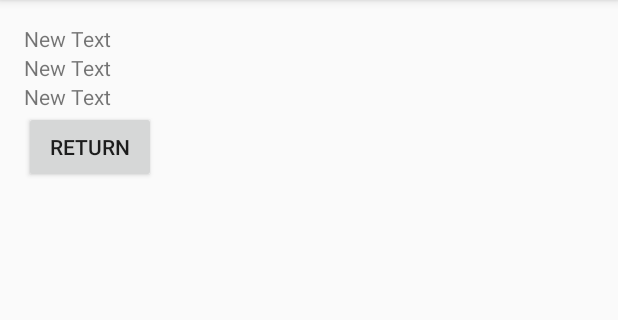
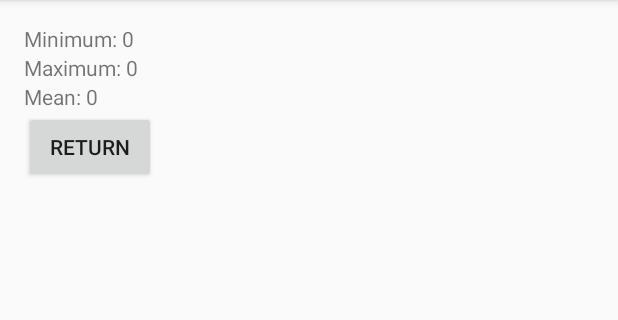
Before and after one commit to pwlandoll/cs445, an Android app: the screen it shows after launch (TextDisplayActivity), after a tap on "TEXT DISPLAY OF NUMBERS", on a phone screen of 412 x 824 dp, the part 84-404 px from its top. Run offline under Robolectric (Android 15) with nearby library versions, the phone set to English and light mode, and no system bars; 1 other tap on this screen came first.

Commit message:
Updating (not finishing...) homework6

```diff
--- a/Homework6/app/src/main/java/edu/jcu/plandoll16/homework6/MainActivity.java
+++ b/Homework6/app/src/main/java/edu/jcu/plandoll16/homework6/MainActivity.java
@@ -10,6 +10,7 @@ import android.widget.AdapterView;
 import android.widget.ArrayAdapter;
 import android.widget.EditText;
 import android.widget.ListView;
+import android.widget.Toast;
 
 import java.util.ArrayList;
 import java.util.Random;
@@ -18,7 +19,7 @@ public class MainActivity extends AppCompatActivity {
     private ArrayAdapter<Integer> listAdapter;
     private ArrayList<Integer> numberArrayList;
     private EditText minEditText, maxEditText;
-    private Integer min, max, minAllowed, maxAllowed, minText, maxText;
+    private Integer min, max, minAllowed, maxAllowed, minText, maxText, listMin, listMax, listMean;
     private ListView numberListView;
 
     @Override
@@ -33,6 +34,11 @@ public class MainActivity extends AppCompatActivity {
         // Hard-code min/max permitted values
         minAllowed = 50;
         maxAllowed = 450;
+
+        // Set defaults for values passed to other activities
+        listMin = 0;
+        listMax = 0;
+        listMean = 0;
 
         // Set default text values to min/max allowed
         minEditText.setText(minAllowed.toString());
@@ -49,10 +55,37 @@ public class MainActivity extends AppCompatActivity {
         maxEditText.addTextChangedListener(editTextWatcher);
     }
 
+    protected void onActivityResult(int requestCode, int resultCode, Intent intent) {
+        if (requestCode == 100 && resultCode == RESULT_OK) {
+            // TextDisplay
+            Integer selected = intent.getIntExtra("edu.jcu.plandoll16.Homework6.selected", -1);
+            Toast.makeText(this, selected.toString(), Toast.LENGTH_LONG).show();
+        } else if (requestCode == 101 && resultCode == RESULT_OK) {
+            // GraphicalDisplay
+        }
+    }
+
     public void textDisplayButtonClick(View view) {
         Intent textDisplayIntent = new Intent(view.getContext(), TextDisplayActivity.class);
-        textDisplayIntent.putExtra("edu.jcu.plandoll16.SizeArray.option", numberArrayList);
+        textDisplayIntent.putIntegerArrayListExtra("edu.jcu.plandoll16.Homework6.numberArrayList", numberArrayList);
+        textDisplayIntent.putExtra("edu.jcu.plandoll16.Homework6.listMean", listMean);
+        textDisplayIntent.putExtra("edu.jcu.plandoll16.Homework6.listMax", listMax);
+        textDisplayIntent.putExtra("edu.jcu.plandoll16.Homework6.listMin", listMin);
         startActivityForResult(textDisplayIntent, 100);
+    }
+
+    private void calculateValues() {
+        int sum = 0;
+        int n = 0;
+        listMax = numberArrayList.get(0);
+        listMin = numberArrayList.get(0);
+        for (int i = 0; i < 6; i++) {
+            n = numberArrayList.get(0);
+            listMax = Math.max(listMax, n);
+            listMin = Math.min(listMin, n);
+            sum += n;
+        }
+        listMean = sum / 6;
     }
 
     public void generateNumbers(View view) {
--- a/Homework6/app/src/main/java/edu/jcu/plandoll16/homework6/TextDisplayActivity.java
+++ b/Homework6/app/src/main/java/edu/jcu/plandoll16/homework6/TextDisplayActivity.java
@@ -3,10 +3,16 @@ package edu.jcu.plandoll16.homework6;
 import android.content.Intent;
 import android.support.v7.app.AppCompatActivity;
 import android.os.Bundle;
+import android.view.View;
+import android.widget.TextView;
+import android.widget.Toast;
 
 import java.util.ArrayList;
 
 public class TextDisplayActivity extends AppCompatActivity {
+    private ArrayList<Integer> numberArrayList;
+    private Integer listMin, listMax, listMean;
+    private TextView minTextView, maxTextView, meanTextView;
 
     @Override
     protected void onCreate(Bundle savedInstanceState) {
@@ -15,6 +21,23 @@ public class TextDisplayActivity extends AppCompatActivity {
 
         Intent thisIntent = this.getIntent();
         Bundle thisBundle = thisIntent.getExtras();
-        ArrayList<Integer> numbersArrayList = thisBundle.getIntegerArrayList("edu.jcu.plandoll16.SizeArray.option");
+        numberArrayList = thisBundle.getIntegerArrayList("edu.jcu.plandoll16.Homework6.numberArrayList");
+        listMean = thisBundle.getInt("edu.jcu.plandoll16.Homework6.listMean");
+        listMax = thisBundle.getInt("edu.jcu.plandoll16.Homework6.listMax");
+        listMin = thisBundle.getInt("edu.jcu.plandoll16.Homework6.listMin");
+
+        minTextView = (TextView)findViewById(R.id.minTextView);
+        maxTextView = (TextView)findViewById(R.id.maxTextView);
+        meanTextView = (TextView)findViewById(R.id.meanTextView);
+
+        minTextView.setText(getResources().getString(R.string.minimum) + ": " + listMin.toString());
+        maxTextView.setText(getResources().getString(R.string.maximum) + ": " + listMax.toString());
+        meanTextView.setText(getResources().getString(R.string.mean) + ": " + listMean.toString());
+    }
+
+    public void returnButtonOnClick(View view) {
+        this.getIntent().putExtra("edu.jcu.plandoll16.Homework6.selected", -2);
+        setResult(RESULT_OK, this.getIntent());
+        finish();
     }
 }
--- a/Homework6/app/src/main/res/layout/activity_text_display.xml
+++ b/Homework6/app/src/main/res/layout/activity_text_display.xml
@@ -12,25 +12,25 @@
     <TextView
         android:layout_width="wrap_content"
         android:layout_height="wrap_content"
-        android:text="New Text"
-        android:id="@+id/textView"
+        android:text="@string/minimum"
+        android:id="@+id/minTextView"
         android:layout_alignParentTop="true"
         android:layout_alignParentStart="true" />
 
     <TextView
         android:layout_width="wrap_content"
         android:layout_height="wrap_content"
-        android:text="New Text"
-        android:id="@+id/textView2"
-        android:layout_below="@+id/textView"
+        android:text="@string/maximum"
+        android:id="@+id/maxTextView"
+        android:layout_below="@+id/minTextView"
         android:layout_alignParentStart="true" />
 
     <TextView
         android:layout_width="wrap_content"
         android:layout_height="wrap_content"
-        android:text="New Text"
-        android:id="@+id/textView3"
-        android:layout_below="@+id/textView2"
+        android:text="@string/mean"
+        android:id="@+id/meanTextView"
+        android:layout_below="@+id/maxTextView"
         android:layout_alignParentStart="true" />
 
     <Button
@@ -38,6 +38,7 @@
         android:layout_height="wrap_content"
         android:text="@string/returnButton"
         android:id="@+id/returnButton"
-        android:layout_below="@+id/textView3"
-        android:layout_alignParentStart="true" />
+        android:layout_below="@+id/meanTextView"
+        android:layout_alignParentStart="true"
+        android:onClick="returnButtonOnClick" />
 </RelativeLayout>
```
